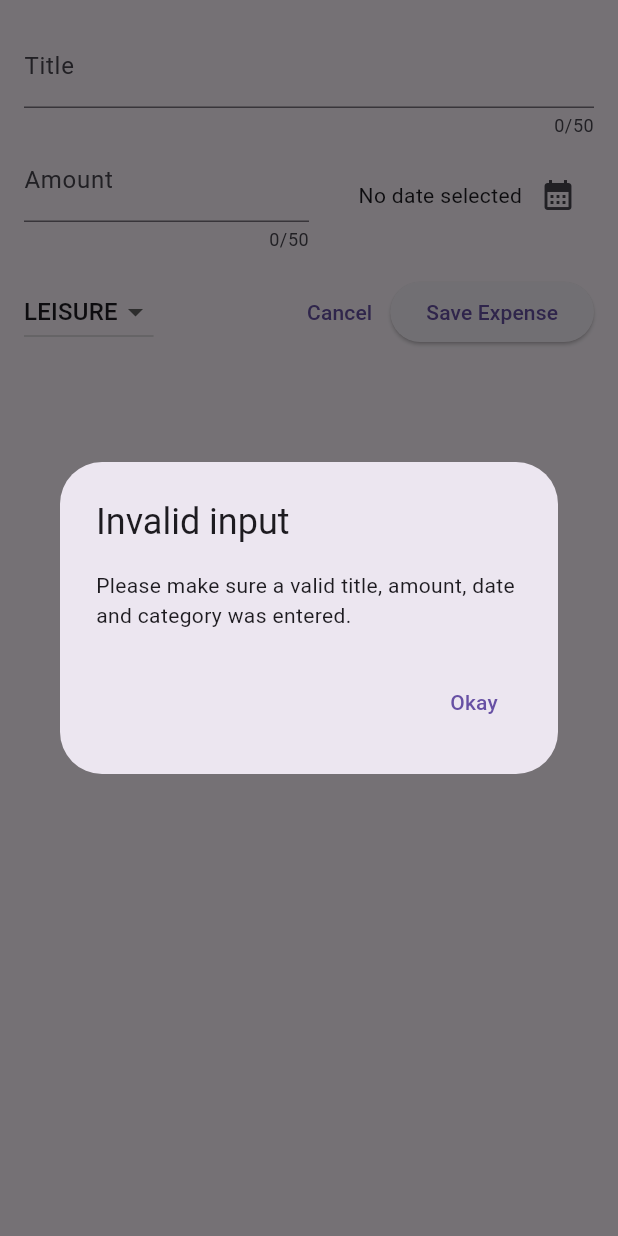
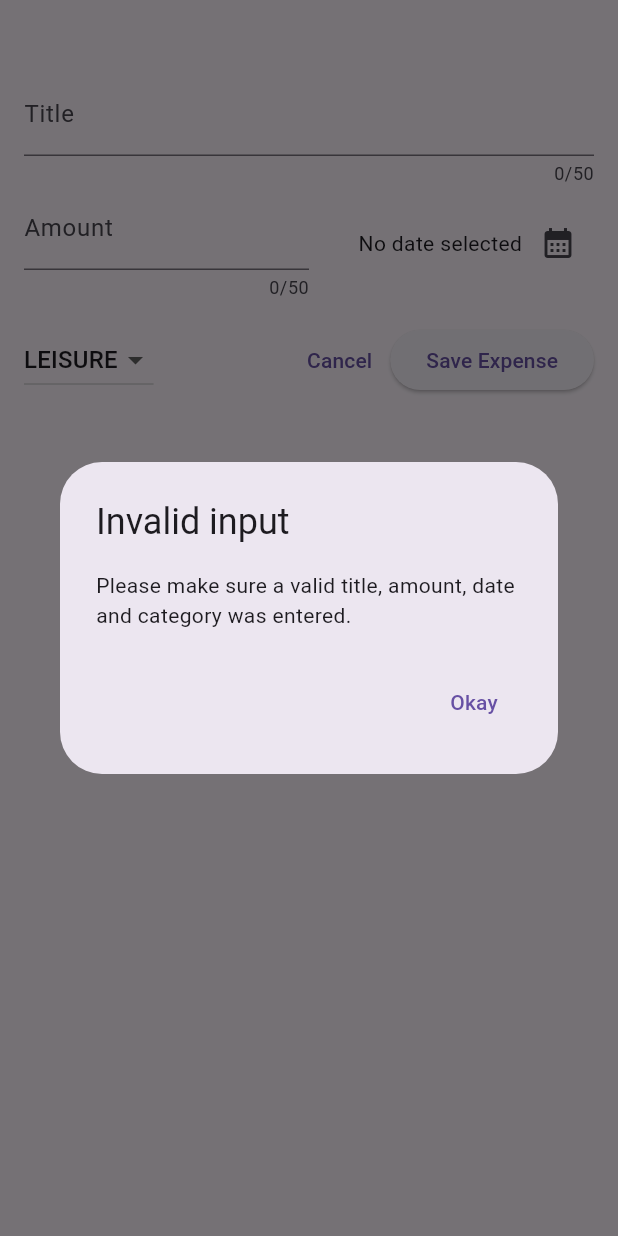
Before and after one commit to ThiagoFabiano/app-controle-de-gastos-Flutter, a Flutter app: the NewExpense widget shown alone on an empty page, opened directly with empty values, after a tap on "Save Expense", on a phone screen of 412 x 824 dp. Run offline on Flutter 3.47's test engine with Material 2 defaults, Android fonts, the phone set to English and light mode, and no system bars.

Commit message:
feat: modal em tela cheia e fechar modal ao salvar

```diff
--- a/lib/widgets/expenses.dart
+++ b/lib/widgets/expenses.dart
@@ -30,6 +30,7 @@ class _ExpensesState extends State<Expenses> {
 
   void _openAddExpenseOverlay() {
     showModalBottomSheet(
+      isScrollControlled: true,
       context: context,
       builder: (ctx) => NewExpense(onAddExpense: _addExpense,)
     );
--- a/lib/widgets/new_expenses.dart
+++ b/lib/widgets/new_expenses.dart
@@ -60,7 +60,14 @@ class _NewExpenseState extends State<NewExpense> {
       return;
     }
 
-    widget.onAddExpense(Expense(title: _titleController.text, amount: enteredAmount, date: _selectedDate!, category: _selectedCategory));
+    widget.onAddExpense(
+      Expense(
+          title: _titleController.text,
+          amount: enteredAmount,
+          date: _selectedDate!,
+          category: _selectedCategory),
+    );
+    Navigator.pop(context);
   }
 
   @override
@@ -73,7 +80,7 @@ class _NewExpenseState extends State<NewExpense> {
   @override
   Widget build(BuildContext context) {
     return Padding(
-      padding: const EdgeInsets.all(16),
+      padding: const EdgeInsets.fromLTRB(16, 48, 16, 16),
       child: Column(
         children: [
           TextField(
```
